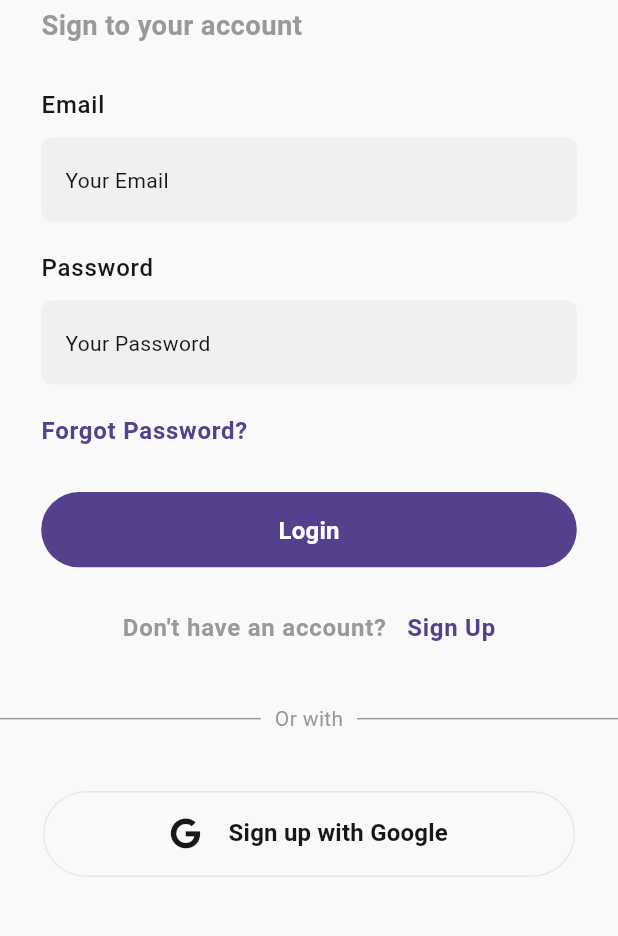
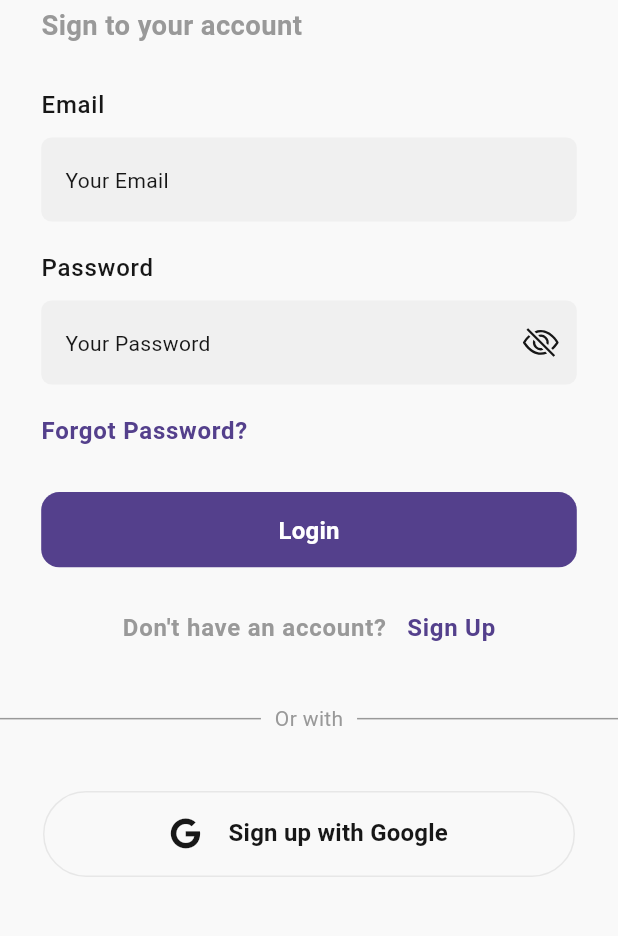
Before and after one commit to Ahmedabdalaziz/bazar_app, a Flutter app: the screen it shows after launch, after a tap on "Skip", on a phone screen of 412 x 824 dp, the part 171-1107 px from its top. Run offline on Flutter 3.47's test engine with Material 3 defaults, Android fonts, the phone set to English and light mode, and no system bars; our stand-ins replace bloc, flutter_bloc, flutter_dotenv, flutter_screenutil, font_awesome_flutter, google_fonts and 5 more; accounts and stored records are empty.

Commit message:
feat: add email and password input components with validation

```diff
--- a/lib/bazar_app.dart
+++ b/lib/bazar_app.dart
@@ -18,25 +18,25 @@ class BazarApp extends StatelessWidget {
       designSize: const Size(360, 690),
       minTextAdapt: true,
       splitScreenMode: true,
-      builder: (_, child) {
+      builder: (_, __) {
         return BlocProvider(
           create: (context) => SettingsCubit()..initSettings(),
           child: BlocBuilder<SettingsCubit, SettingsState>(
             builder: (context, state) {
-              final themeMode = state is SettingsThemeSuccess
-                  ? state.themeMode
-                  : ThemeMode.system;
+              ThemeMode themeMode = ThemeMode.system;
+              Locale locale = const Locale('en');
 
-              final locale = state is SettingsLanguageSuccess
-                  ? state.locale
-                  : null;
+              if (state is SettingsLoaded) {
+                themeMode = state.themeMode;
+                locale = state.locale;
+              }
 
               return MaterialApp(
                 theme: AppThemes.light(),
                 darkTheme: AppThemes.dark(),
                 themeMode: themeMode,
                 locale: locale,
-                localizationsDelegates: [
+                localizationsDelegates: const [
                   S.delegate,
                   GlobalMaterialLocalizations.delegate,
                   GlobalWidgetsLocalizations.delegate,
--- /dev/null
+++ b/lib/core/DI/dependancy_injection.dart
@@ -0,0 +1,4 @@
+/*
+* I don't even want DI to make it Bcuz i Choose to make it with subapase Library
+* so i don't have to make it
+* */
--- a/lib/core/api/api_constants.dart
+++ b/lib/core/api/api_constants.dart
@@ -3,5 +3,7 @@ import 'package:flutter_dotenv/flutter_dotenv.dart';
 class ApiConstants {
   static final supabaseUrl = dotenv.env['SUPABASE_URL']!;
 
-  static final supabaseAnonKey =dotenv.env['SUPABASE_ANON_KEY']!;
+  static final supabaseAnonKey = dotenv.env['SUPABASE_ANON_KEY']!;
+
+  static final googleWebClientId = dotenv.env['GOOGLE_WEB_CLIENT_ID']!;
 }
--- a/lib/core/api/supabase_client.dart
+++ b/lib/core/api/supabase_client.dart
@@ -1,4 +1,3 @@
-import 'package:flutter_dotenv/flutter_dotenv.dart';
 import 'package:google_sign_in/google_sign_in.dart';
 import 'package:supabase_flutter/supabase_flutter.dart';
 
@@ -35,7 +34,7 @@ class SupabaseEmailAuth {
 
 class SupabaseSignupWithGoogle {
   static Future<void> signUp() async {
-    final webClientId = dotenv.env['GOOGLE_WEB_CLIENT_ID'];
+    final webClientId = ApiConstants.googleWebClientId;
 
     final googleSignIn = GoogleSignIn(clientId: webClientId);
 
--- a/lib/feature/login/logic/login_cubit.dart
+++ b/lib/feature/login/logic/login_cubit.dart
@@ -23,6 +23,7 @@ class LoginCubit extends Cubit<LoginState> {
     required String email,
     required String password,
   }) async {
+
     try {
       emit(LoginLoading());
       await SupabaseEmailAuth.signIn(email: email, password: password);
--- /dev/null
+++ b/lib/feature/login/ui/widgets/email_input.dart
@@ -0,0 +1,39 @@
+import 'package:flutter/material.dart';
+
+import '../../../../../../core/helpers/validations/validation.dart';
+import '../../../../../../core/widgets/spaces.dart';
+import '../../../../../../generated/l10n.dart';
+
+class EmailInput extends StatelessWidget {
+  final TextEditingController controller;
+
+  const EmailInput({required this.controller, super.key});
+
+  @override
+  Widget build(BuildContext context) {
+    final s = S.of(context);
+    final theme = Theme.of(context);
+
+    return Column(
+      crossAxisAlignment: CrossAxisAlignment.start,
+      children: [
+        Text(s.email, style: theme.textTheme.bodyLarge),
+        verticalSpace(8),
+        TextFormField(
+          controller: controller,
+          keyboardType: TextInputType.emailAddress,
+          decoration: InputDecoration(hint: Text(s.yourEmail)),
+          validator: (value) {
+            if (value == null || value.isEmpty) {
+              return s.emptyEmailError;
+            }
+            if (!AuthValidation.isValidEmail(value)) {
+              return s.errorValidationEmail;
+            }
+            return null;
+          },
+        ),
+      ],
+    );
+  }
+}
--- a/lib/feature/login/ui/widgets/login_body.dart
+++ b/lib/feature/login/ui/widgets/login_body.dart
@@ -31,6 +31,7 @@ class LoginBody extends StatelessWidget {
               ],
             ),
             verticalSpace(32),
+            //google ya m3alm
             BlocConsumer<LoginCubit, LoginState>(
               listener: (context, state) {
                 if (state is LoginError) {
--- /dev/null
+++ b/lib/feature/login/ui/widgets/login_button.dart
@@ -0,0 +1,65 @@
+import 'package:flutter/material.dart';
+import 'package:flutter_bloc/flutter_bloc.dart';
+import 'package:flutter_screenutil/flutter_screenutil.dart';
+
+import '../../../../../../generated/l10n.dart';
+import '../../../login/logic/login_cubit.dart';
+
+class LoginButton extends StatelessWidget {
+  final GlobalKey<FormState> formKey;
+  final TextEditingController emailController;
+  final TextEditingController passwordController;
+
+  const LoginButton({required this.formKey, required this.emailController, required this.passwordController, super.key});
+
+  @override
+  Widget build(BuildContext context) {
+    final s = S.of(context);
+    final theme = Theme.of(context);
+
+    return SizedBox(
+      width: double.infinity,
+      height: 42.h,
+      child: BlocBuilder<LoginCubit, LoginState>(
+        builder: (context, state) {
+          return ElevatedButton(
+            onPressed: state is LoginLoading
+                ? null
+                : () {
+                    if (formKey.currentState!.validate()) {
+                      context.read<LoginCubit>().signInWithEmail(
+                            email: emailController.text,
+                            password: passwordController.text,
+                          );
+                    }
+                  },
+            style: ElevatedButton.styleFrom(
+              padding: const EdgeInsets.symmetric(vertical: 14),
+              shape: RoundedRectangleBorder(
+                borderRadius: BorderRadius.circular(12),
+              ),
+            ),
+            child: state is LoginLoading
+                ? const SizedBox(
+                    height: 22,
+                    width: 22,
+                    child: CircularProgressIndicator(
+                      strokeWidth: 2.5,
+                      valueColor: AlwaysStoppedAnimation<Color>(
+                        Colors.white,
+                      ),
+                    ),
+                  )
+                : Text(
+                    s.login,
+                    style: theme.textTheme.titleMedium?.copyWith(
+                      color: theme.colorScheme.onPrimary,
+                      fontWeight: FontWeight.bold,
+                    ),
+                  ),
+          );
+        },
+      ),
+    );
+  }
+}
--- a/lib/feature/login/ui/widgets/login_form.dart
+++ b/lib/feature/login/ui/widgets/login_form.dart
@@ -1,36 +1,71 @@
 import 'package:bazar_app/core/utils/extentions.dart';
 import 'package:bazar_app/core/widgets/spaces.dart';
+import 'package:bazar_app/feature/login/logic/login_cubit.dart';
+import 'package:bazar_app/feature/splash/logic/settings_cubit/settings_cubit.dart';
 import 'package:flutter/material.dart';
+import 'package:flutter_bloc/flutter_bloc.dart';
 import 'package:flutter_screenutil/flutter_screenutil.dart';
 
 import '../../../../../../core/app_routes/routes_strings.dart';
 import '../../../../../../generated/l10n.dart';
+import 'email_input.dart';
+import 'login_button.dart';
+import 'password_input.dart';
+import 'signup_row.dart';
 
-class LoginForm extends StatelessWidget {
+class LoginForm extends StatefulWidget {
   const LoginForm({super.key});
+
+  @override
+  State<LoginForm> createState() => _LoginFormState();
+}
+
+class _LoginFormState extends State<LoginForm> {
+  final _formKey = GlobalKey<FormState>();
+  final _emailController = TextEditingController();
+  final _passwordController = TextEditingController();
+  final ValueNotifier<bool> _obscurePassword = ValueNotifier<bool>(true);
+
+  @override
+  void dispose() {
+    _emailController.dispose();
+    _passwordController.dispose();
+    _obscurePassword.dispose();
+    super.dispose();
+  }
 
   @override
   Widget build(BuildContext context) {
     final s = S.of(context);
     final theme = Theme.of(context);
 
-    return Padding(
+    return BlocListener<LoginCubit, LoginState>(
+      listener: (context, state) {
+        if (state is LoginError) {
+          context.showSnackBar(state.failure.message, isError: true);
+        } else if (state is LoginSuccess) {
+          context.showSnackBar(s.loginSuccess, isSuccess: true);
+          context.pushNamedAndRemoveUntil(Routing.homeScreen);
+        }
+      },
+      child: Form(
+        key: _formKey,
+        child: Padding(
           padding: EdgeInsets.symmetric(horizontal: 24.sp),
           child: Column(
             crossAxisAlignment: CrossAxisAlignment.start,
             children: [
-          Text(s.email, style: theme.textTheme.bodyLarge),
-          verticalSpace(8),
-          TextFormField(decoration: InputDecoration(hint: Text(s.yourEmail))),
+              EmailInput(controller: _emailController),
               verticalSpace(16),
-          Text(s.password, style: theme.textTheme.bodyLarge),
-          verticalSpace(8),
-          TextFormField(
-            decoration: InputDecoration(hint: Text(s.yourPassword)),
+              PasswordInput(
+                controller: _passwordController,
+                obscureNotifier: _obscurePassword,
               ),
               verticalSpace(16),
               GestureDetector(
-            onTap: () {},
+                onTap: () {
+                  context.read<SettingsCubit>().toggleTheme();
+                },
                 child: Text(
                   s.forgotPassword,
                   style: theme.textTheme.bodyLarge!.copyWith(
@@ -40,50 +75,16 @@ class LoginForm extends StatelessWidget {
                 ),
               ),
               verticalSpace(24),
-          SizedBox(
-            width: double.infinity,
-            height: 42.h,
-            child: ElevatedButton(
-              onPressed: () {
-                context.pushNamed(Routing.signupScreen);
-              },
-              style: ElevatedButton.styleFrom(),
-              child: Text(
-                s.login,
-                style: theme.textTheme.titleMedium?.copyWith(
-                  color: theme.colorScheme.onPrimary,
-                  fontWeight: FontWeight.bold,
+              LoginButton(
+                formKey: _formKey,
+                emailController: _emailController,
+                passwordController: _passwordController,
+              ),
+              verticalSpace(24),
+              const SignupRow(),
+            ],
           ),
         ),
-            ),
-          ),
-          verticalSpace(24),
-          Row(
-            mainAxisAlignment: MainAxisAlignment.center,
-            children: [
-              Text(
-                s.dontHaveAccount,
-                style: theme.textTheme.bodyLarge!.copyWith(
-                  color: theme.colorScheme.secondary,
-                  fontWeight: FontWeight.bold,
-                ),
-              ),
-              SizedBox(width: 8.w),
-              GestureDetector(
-                onTap: () {
-                  context.pushNamed(Routing.signupScreen);
-                },
-                child: Text(
-                  s.signUp,
-                  style: theme.textTheme.bodyLarge!.copyWith(
-                    color: theme.colorScheme.primary,
-                    fontWeight: FontWeight.bold,
-                  ),
-                ),
-              ),
-            ],
-          ),
-        ],
       ),
     );
   }
--- /dev/null
+++ b/lib/feature/login/ui/widgets/password_input.dart
@@ -0,0 +1,48 @@
+import 'package:flutter/material.dart';
+import 'package:icons_plus/icons_plus.dart';
+
+import '../../../../../../core/widgets/spaces.dart';
+import '../../../../../../generated/l10n.dart';
+
+class PasswordInput extends StatelessWidget {
+  final TextEditingController controller;
+  final ValueNotifier<bool> obscureNotifier;
+
+  const PasswordInput({required this.controller, required this.obscureNotifier, super.key});
+
+  @override
+  Widget build(BuildContext context) {
+    final s = S.of(context);
+    final theme = Theme.of(context);
+
+    return Column(
+      crossAxisAlignment: CrossAxisAlignment.start,
+      children: [
+        Text(s.password, style: theme.textTheme.bodyLarge),
+        verticalSpace(8),
+        ValueListenableBuilder<bool>(
+          valueListenable: obscureNotifier,
+          builder: (context, isObscure, child) {
+            return TextFormField(
+              controller: controller,
+              obscureText: isObscure,
+              decoration: InputDecoration(
+                hint: Text(s.yourPassword),
+                suffixIcon: GestureDetector(
+                  onTap: () => obscureNotifier.value = !obscureNotifier.value,
+                  child: Icon(isObscure ? Bootstrap.eye_slash : Bootstrap.eye),
+                ),
+              ),
+              validator: (value) {
+                if (value == null || value.isEmpty) {
+                  return s.emptyPasswordError;
+                }
+                return null;
+              },
+            );
+          },
+        ),
+      ],
+    );
+  }
+}
--- /dev/null
+++ b/lib/feature/login/ui/widgets/signup_row.dart
@@ -0,0 +1,42 @@
+import 'package:bazar_app/core/utils/extentions.dart';
+import 'package:flutter/material.dart';
+import 'package:flutter_screenutil/flutter_screenutil.dart';
+
+import '../../../../../../core/app_routes/routes_strings.dart';
+import '../../../../../../generated/l10n.dart';
+
+class SignupRow extends StatelessWidget {
+  const SignupRow({super.key});
+
+  @override
+  Widget build(BuildContext context) {
+    final s = S.of(context);
+    final theme = Theme.of(context);
+
+    return Row(
+      mainAxisAlignment: MainAxisAlignment.center,
+      children: [
+        Text(
+          s.dontHaveAccount,
+          style: theme.textTheme.bodyLarge!.copyWith(
+            color: theme.colorScheme.secondary,
+            fontWeight: FontWeight.bold,
+          ),
+        ),
+        SizedBox(width: 8.w),
+        GestureDetector(
+          onTap: () {
+            context.pushNamed(Routing.signupScreen);
+          },
+          child: Text(
+            s.signUp,
+            style: theme.textTheme.bodyLarge!.copyWith(
+              color: theme.colorScheme.primary,
+              fontWeight: FontWeight.bold,
+            ),
+          ),
+        ),
+      ],
+    );
+  }
+}
--- a/lib/feature/splash/logic/settings_cubit/settings_cubit.dart
+++ b/lib/feature/splash/logic/settings_cubit/settings_cubit.dart
@@ -1,5 +1,4 @@
 import 'package:bloc/bloc.dart';
-import 'package:meta/meta.dart';
 import 'package:flutter/material.dart';
 import '../../../../core/helpers/shared_preference/local_storage.dart';
 
@@ -20,48 +19,69 @@ class SettingsCubit extends Cubit<SettingsState> {
     final savedTheme = ThemeStorage().getTheme();
     final savedLang = LanguageStorage().getLanguage();
 
-    // theme
-    if (savedTheme == 'dark') {
+    // ضبط الثيم
+    switch (savedTheme) {
+      case 'dark':
         _themeMode = ThemeMode.dark;
-    } else if (savedTheme == 'light') {
+        break;
+      case 'light':
         _themeMode = ThemeMode.light;
-    } else {
+        break;
+      default:
         _themeMode = ThemeMode.system;
     }
 
-    emit(SettingsThemeSuccess(_themeMode));
+    // ضبط اللغة
+    _locale = Locale(savedLang ?? 'en');
 
-    // language
-    if (savedLang != null) {
-      _locale = Locale(savedLang);
-      emit(SettingsLanguageSuccess(_locale));
-    }
+    emit(SettingsLoaded(themeMode: _themeMode, locale: _locale));
   }
 
   Future<void> toggleTheme() async {
-    emit(SettingsThemeLoading());
-    try {
+    if (state is! SettingsLoaded) return;
+
+    final current = state as SettingsLoaded;
+    ThemeMode newMode;
+
     if (_themeMode == ThemeMode.light) {
-        _themeMode = ThemeMode.dark;
+      newMode = ThemeMode.dark;
       await ThemeStorage().saveTheme('dark');
     } else {
-        _themeMode = ThemeMode.light;
+      newMode = ThemeMode.light;
       await ThemeStorage().saveTheme('light');
     }
-      emit(SettingsThemeSuccess(_themeMode));
-    } catch (e) {
-      emit(SettingsThemeFailure(e.toString()));
-    }
+
+    _themeMode = newMode;
+    emit(current.copyWith(themeMode: newMode));
   }
 
-  Future<void> changeLanguage(String langCode) async {
-    emit(SettingsLanguageLoading());
+  Future<void> toggleLanguage() async {
+    if (state is! SettingsLoaded) return;
+
+    final current = state as SettingsLoaded;
+    Locale newLocale;
+
+    if (_locale.languageCode == 'en') {
+      newLocale = const Locale('ar');
+      await LanguageStorage().saveLanguage('ar');
+    } else {
+      newLocale = const Locale('en');
+      await LanguageStorage().saveLanguage('en');
+    }
+
+    _locale = newLocale;
+    emit(current.copyWith(locale: newLocale));
+  }
+
+  Future<void> resetSettings() async {
     try {
-      _locale = Locale(langCode);
-      await LanguageStorage().saveLanguage(langCode);
-      emit(SettingsLanguageSuccess(_locale));
+      await ThemeStorage().clearTheme();
+      await LanguageStorage().clearLanguage();
+      _themeMode = ThemeMode.system;
+      _locale = const Locale('en');
+      emit(SettingsLoaded(themeMode: _themeMode, locale: _locale));
     } catch (e) {
-      emit(SettingsLanguageFailure(e.toString()));
+      emit(SettingsFailure('Failed to reset settings: $e'));
     }
   }
 }
--- a/lib/feature/splash/logic/settings_cubit/settings_state.dart
+++ b/lib/feature/splash/logic/settings_cubit/settings_state.dart
@@ -5,24 +5,27 @@ sealed class SettingsState {}
 
 final class SettingsInitial extends SettingsState {}
 
-// theme
-final class SettingsThemeLoading extends SettingsState {}
-final class SettingsThemeSuccess extends SettingsState {
+final class SettingsLoaded extends SettingsState {
   final ThemeMode themeMode;
-  SettingsThemeSuccess(this.themeMode);
-}
-final class SettingsThemeFailure extends SettingsState {
-  final String error;
-  SettingsThemeFailure(this.error);
+  final Locale locale;
+
+  SettingsLoaded({
+    required this.themeMode,
+    required this.locale,
+  });
+
+  SettingsLoaded copyWith({
+    ThemeMode? themeMode,
+    Locale? locale,
+  }) {
+    return SettingsLoaded(
+      themeMode: themeMode ?? this.themeMode,
+      locale: locale ?? this.locale,
+    );
+  }
 }
 
-// language
-final class SettingsLanguageLoading extends SettingsState {}
-final class SettingsLanguageSuccess extends SettingsState {
-  final Locale locale;
-  SettingsLanguageSuccess(this.locale);
+final class SettingsFailure extends SettingsState {
+  final String error;
+  SettingsFailure(this.error);
 }
-final class SettingsLanguageFailure extends SettingsState {
-  final String error;
-  SettingsLanguageFailure(this.error);
-}
```
Also changed, not shown: lib/core/error/failure.dart (+6 -15 lines), lib/core/helpers/validations/validation.dart (added, +20 -0 lines), lib/l10n/intl_ar.arb (+24 -1 lines), lib/l10n/intl_en.arb (+23 -1 lines), lib/generated/intl/messages_ar.dart, lib/generated/intl/messages_en.dart, lib/generated/l10n.dart. Lines whose indentation alone changed are shown as unchanged.
